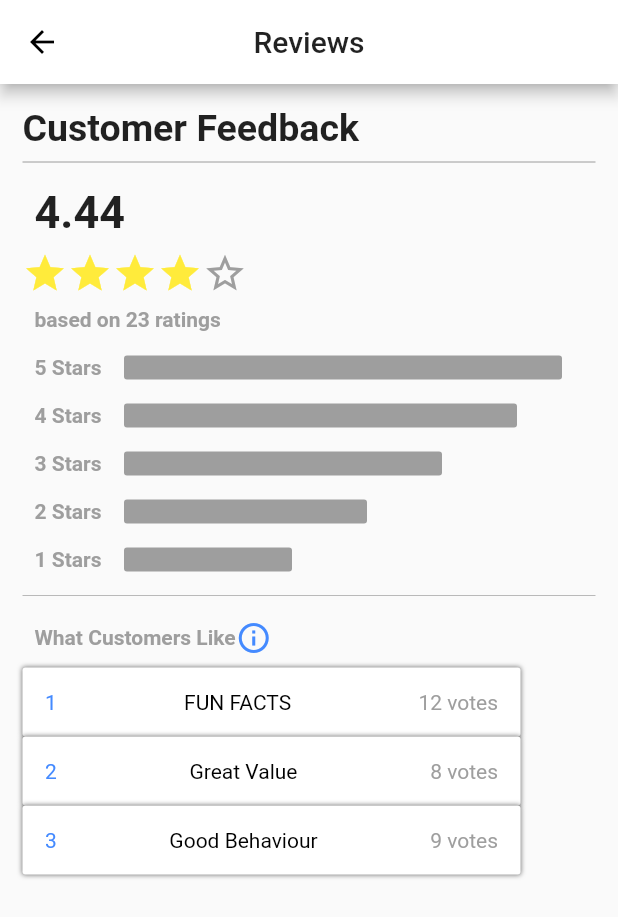
After one commit to deepak-glad/deliveyApp, a Flutter app: the Reviews screen opened by its route, on a phone screen of 412 x 824 dp. The commit adds this screen. Shown: the top 917 px of the screen. Run offline on Flutter 3.47's test engine with Material 2 defaults, Android fonts, the light colour scheme and no system bars; our stand-ins replace flutter_switch, sizer.

Commit message:
3 commit

```diff
--- a/lib/main.dart
+++ b/lib/main.dart
@@ -1,8 +1,10 @@
 import 'package:delivery_app/provider/detail.dart';
+import 'package:delivery_app/screen/contact_us.dart';
 import 'package:delivery_app/screen/detailPage.dart';
 import 'package:delivery_app/screen/home_screen.dart';
 import 'package:delivery_app/screen/notification.dart';
 import 'package:delivery_app/screen/profile_detail.dart';
+import 'package:delivery_app/screen/reviews.dart';
 import 'package:delivery_app/widgets/auth.dart';
 import 'package:flutter/material.dart';
 import 'screen/login.dart';
@@ -33,6 +35,8 @@ class MyApp extends StatelessWidget {
           DetailPage.routename: (ctx) => DetailPage(),
           NotificationPage.routeName: (ctx) => NotificationPage(),
           ProfileDetail.routeName: (ctx) => ProfileDetail(),
+          Reviews.routeName: (ctx) => Reviews(),
+          ContactUs.routeName: (ctx) => ContactUs(),
         },
       ),
     );
--- a/lib/screen/notification.dart
+++ b/lib/screen/notification.dart
@@ -70,7 +70,7 @@ class _NotificationPageState extends State<NotificationPage> {
           ),
         ),
         Container(
-          margin: const EdgeInsets.all(15),
+          margin: const EdgeInsets.symmetric(horizontal: 15),
           padding: const EdgeInsets.all(15),
           decoration: BoxDecoration(
               borderRadius: BorderRadius.circular(8.0),
--- /dev/null
+++ b/lib/screen/reviews.dart
@@ -0,0 +1,199 @@
+import 'package:flutter/material.dart';
+import 'package:sizer/sizer.dart';
+
+class Reviews extends StatelessWidget {
+  static const routeName = '/reviews-screen';
+
+  @override
+  Widget build(BuildContext context) {
+    ratingContainer(String stars, int width) {
+      return Padding(
+        padding: const EdgeInsets.all(8.0),
+        child: Row(
+          children: [
+            Text(
+              stars,
+              style: TextStyle(color: Colors.grey, fontWeight: FontWeight.bold),
+            ),
+            SizedBox(width: 15),
+            Container(
+              width: MediaQuery.of(context).size.width - width,
+              decoration: BoxDecoration(
+                borderRadius: BorderRadius.circular(2),
+                color: Colors.grey,
+              ),
+              child: Text(''),
+            ),
+          ],
+        ),
+      );
+    }
+
+    return Scaffold(
+      appBar: AppBar(
+        title: Text('Reviews'),
+        centerTitle: true,
+      ),
+      body: SingleChildScrollView(
+        child: Padding(
+          padding: const EdgeInsets.all(15.0),
+          child:
+              Column(crossAxisAlignment: CrossAxisAlignment.start, children: [
+            Text(
+              'Customer Feedback',
+              style: TextStyle(fontSize: 25, fontWeight: FontWeight.bold),
+            ),
+            Divider(
+              color: Colors.black38,
+            ),
+            Padding(
+              padding: const EdgeInsets.all(8.0),
+              child: Text(
+                '4.44',
+                style: TextStyle(fontSize: 30, fontWeight: FontWeight.bold),
+              ),
+            ),
+            Row(
+              children: [
+                Icon(
+                  Icons.star,
+                  color: Colors.yellow,
+                  size: 30,
+                ),
+                Icon(
+                  Icons.star,
+                  color: Colors.yellow,
+                  size: 30,
+                ),
+                Icon(
+                  Icons.star,
+                  color: Colors.yellow,
+                  size: 30,
+                ),
+                Icon(
+                  Icons.star,
+                  color: Colors.yellow,
+                  size: 30,
+                ),
+                Icon(
+                  Icons.star_outline,
+                  color: Colors.grey,
+                  size: 30,
+                ),
+              ],
+            ),
+            Padding(
+              padding: const EdgeInsets.all(8.0),
+              child: Text(
+                'based on 23 ratings',
+                style:
+                    TextStyle(color: Colors.grey, fontWeight: FontWeight.bold),
+              ),
+            ),
+            ratingContainer('5 Stars', 120),
+            ratingContainer('4 Stars', 150),
+            ratingContainer('3 Stars', 200),
+            ratingContainer('2 Stars', 250),
+            ratingContainer('1 Stars', 300),
+            Divider(color: Colors.black26),
+            Padding(
+              padding: const EdgeInsets.all(8.0),
+              child: Row(children: [
+                Text(
+                  'What Customers Like',
+                  style: TextStyle(
+                      color: Colors.grey, fontWeight: FontWeight.bold),
+                ),
+                Icon(
+                  Icons.info_outline,
+                  color: Colors.blueAccent,
+                )
+              ]),
+            ),
+            Container(
+              padding: const EdgeInsets.all(15),
+              width: MediaQuery.of(context).size.width - 80,
+              decoration: BoxDecoration(
+                  borderRadius: BorderRadius.circular(2),
+                  color: Colors.white,
+                  boxShadow: [
+                    BoxShadow(color: Colors.black54, blurRadius: 2.0),
+                  ]),
+              child: Row(
+                  // crossAxisAlignment: CrossAxisAlignment.stretch,
+                  mainAxisAlignment: MainAxisAlignment.spaceBetween,
+                  children: [
+                    Text(
+                      '1',
+                      style: TextStyle(color: Colors.blueAccent),
+                    ),
+                    Text(
+                      'FUN FACTS',
+                      style: TextStyle(color: Colors.black),
+                    ),
+                    Text(
+                      '12 votes',
+                      style: TextStyle(color: Colors.grey),
+                    )
+                  ]),
+            ),
+            Container(
+              padding: const EdgeInsets.all(15),
+              width: MediaQuery.of(context).size.width - 80,
+              decoration: BoxDecoration(
+                  borderRadius: BorderRadius.circular(2),
+                  color: Colors.white,
+                  boxShadow: [
+                    BoxShadow(color: Colors.black54, blurRadius: 2.0),
+                  ]),
+              child: Row(
+                  // crossAxisAlignment: CrossAxisAlignment.stretch,
+                  mainAxisAlignment: MainAxisAlignment.spaceBetween,
+                  children: [
+                    Text(
+                      '2',
+                      style: TextStyle(color: Colors.blueAccent),
+                    ),
+                    Text(
+                      'Great Value',
+                      style: TextStyle(color: Colors.black),
+                    ),
+                    Text(
+                      '8 votes',
+                      style: TextStyle(color: Colors.grey),
+                    )
+                  ]),
+            ),
+            Container(
+              padding: const EdgeInsets.all(15),
+              width: MediaQuery.of(context).size.width - 80,
+              decoration: BoxDecoration(
+                  borderRadius: BorderRadius.circular(2),
+                  color: Colors.white,
+                  boxShadow: [
+                    BoxShadow(color: Colors.black54, blurRadius: 2.0),
+                  ]),
+              child: Row(
+                  // crossAxisAlignment: CrossAxisAlignment.stretch,
+                  mainAxisAlignment: MainAxisAlignment.spaceBetween,
+                  children: [
+                    Text(
+                      '3',
+                      style: TextStyle(color: Colors.blueAccent),
+                    ),
+                    Text(
+                      'Good Behaviour',
+                      style: TextStyle(color: Colors.black),
+                    ),
+                    Text(
+                      '9 votes',
+                      style: TextStyle(color: Colors.grey),
+                    )
+                  ]),
+            ),
+          ]),
+        ),
+      ),
+    );
+  }
+}
```
Also changed, not shown: lib/screen/contact_us.dart (added, +166 -0 lines), lib/screen/detailPage.dart (+8 -9 lines), lib/screen/history.dart (+105 -1 lines), lib/screen/profile.dart (+8 -11 lines), lib/widgets/auth.dart (+8 -1 lines).
